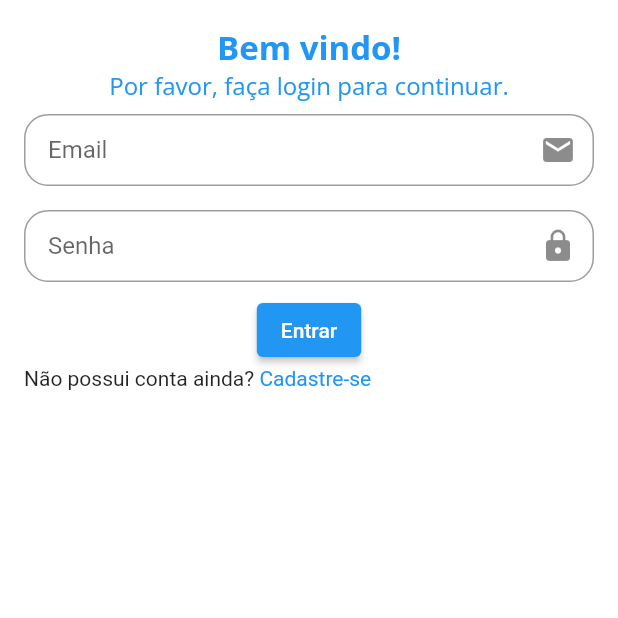
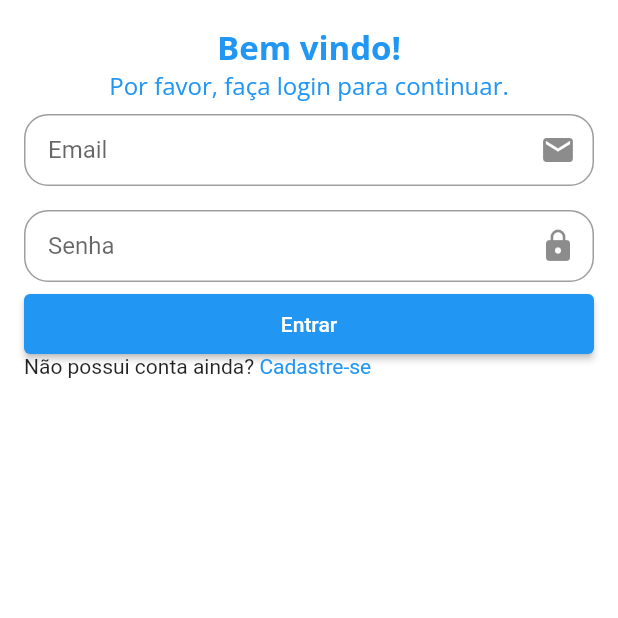
Before and after one commit to JohnAzedo/News, a Flutter app: the screen it shows after launch, on a phone screen of 412 x 824 dp, the top half of it. Run offline on Flutter 3.47's test engine with Material 2 defaults, Android fonts, the phone set to English and light mode, and no system bars; our stand-ins replace dio, google_fonts, jiffy, shared_preferences, splashscreen; network calls fail.

Commit message:
[client] style: Change size of login screen

```diff
--- a/client/lib/screens/auth/login.dart
+++ b/client/lib/screens/auth/login.dart
@@ -81,9 +81,13 @@ class _LoginScreenState extends State<LoginScreen> {
                 label: 'Senha',
                 icon: Icon(Icons.lock),
               ),
-              ElevatedButton(
-                onPressed: () => _login(context),
-                child: Text('Entrar'),
+              SizedBox(
+                height: 40,
+                width: Size.infinite.width,
+                child: ElevatedButton(
+                  onPressed: () => _login(context),
+                  child: Text('Entrar'),
+                ),
               ),
               Row(
                 children: [
```
